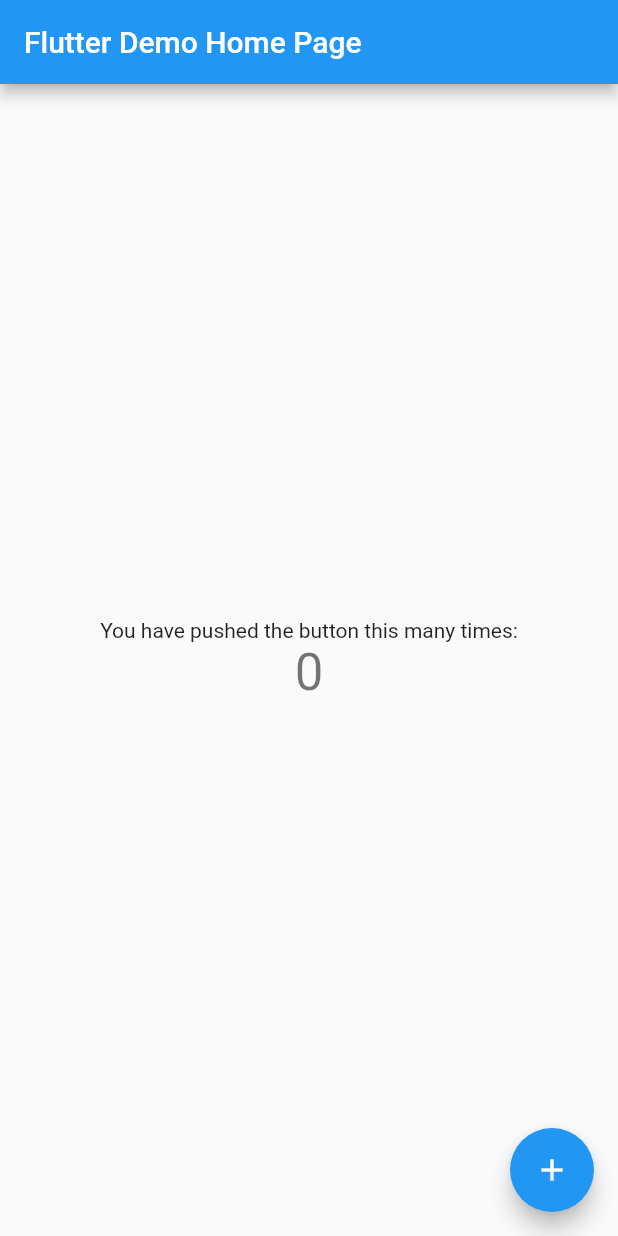
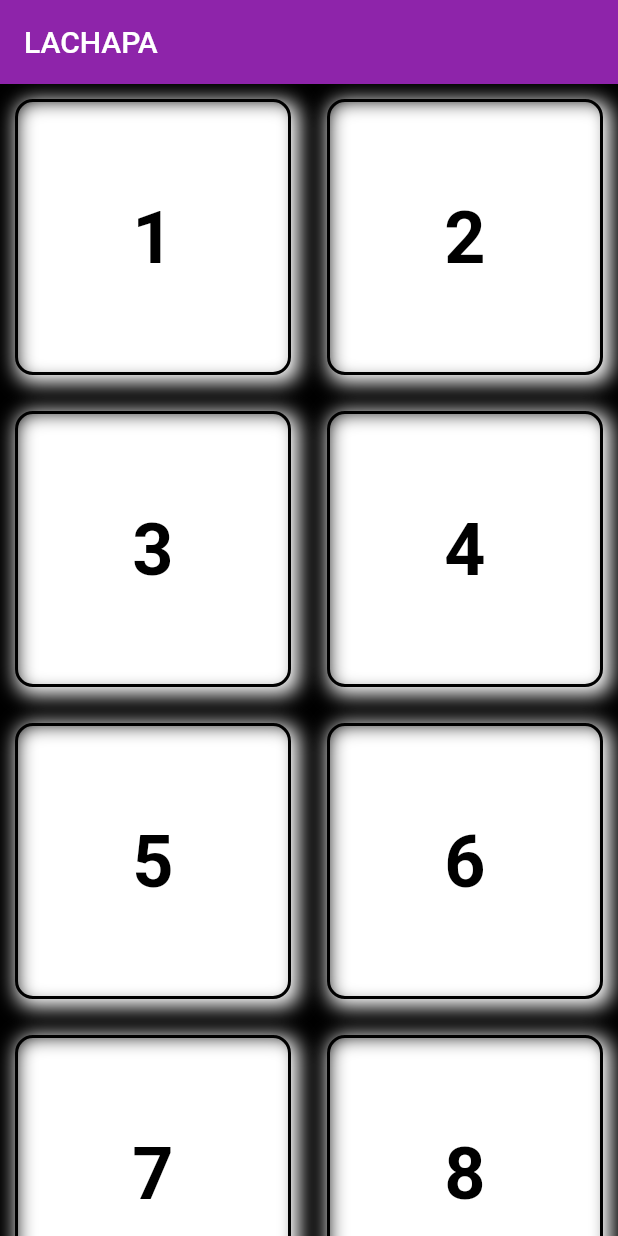
Before and after one commit to LuisHVieira/app_cafeteria, a Flutter app: the screen it shows after launch, on a phone screen of 412 x 824 dp. Run offline on Flutter 3.47's test engine with Material 2 defaults, Android fonts, the phone set to English and light mode, and no system bars.

Commit message:
homepage tables

```diff
--- a/lib/main.dart
+++ b/lib/main.dart
@@ -10,106 +10,73 @@ class MyApp extends StatelessWidget {
   // This widget is the root of your application.
   @override
   Widget build(BuildContext context) {
-    return MaterialApp(
-      title: 'Flutter Demo',
-      theme: ThemeData(
-        // This is the theme of your application.
-        //
-        // Try running your application with "flutter run". You'll see the
-        // application has a blue toolbar. Then, without quitting the app, try
-        // changing the primarySwatch below to Colors.green and then invoke
-        // "hot reload" (press "r" in the console where you ran "flutter run",
-        // or simply save your changes to "hot reload" in a Flutter IDE).
-        // Notice that the counter didn't reset back to zero; the application
-        // is not restarted.
-        primarySwatch: Colors.blue,
-      ),
-      home: const MyHomePage(title: 'Flutter Demo Home Page'),
+    return const MaterialApp(
+      title: 'LACHAPA',
+      home: LachapaHome(),
     );
   }
 }
 
-class MyHomePage extends StatefulWidget {
-  const MyHomePage({Key? key, required this.title}) : super(key: key);
-
-  // This widget is the home page of your application. It is stateful, meaning
-  // that it has a State object (defined below) that contains fields that affect
-  // how it looks.
-
-  // This class is the configuration for the state. It holds the values (in this
-  // case the title) provided by the parent (in this case the App widget) and
-  // used by the build method of the State. Fields in a Widget subclass are
-  // always marked "final".
-
-  final String title;
+class LachapaHome extends StatefulWidget {
+  const LachapaHome({Key? key}) : super(key: key);
 
   @override
-  State<MyHomePage> createState() => _MyHomePageState();
+  State<LachapaHome> createState() => _LachapaHomeState();
 }
 
-class _MyHomePageState extends State<MyHomePage> {
-  int _counter = 0;
-
-  void _incrementCounter() {
-    setState(() {
-      // This call to setState tells the Flutter framework that something has
-      // changed in this State, which causes it to rerun the build method below
-      // so that the display can reflect the updated values. If we changed
-      // _counter without calling setState(), then the build method would not be
-      // called again, and so nothing would appear to happen.
-      _counter++;
-    });
+class _LachapaHomeState extends State<LachapaHome> {
+  @override
+  Widget build(BuildContext context) {
+    return Scaffold(
+      backgroundColor: Colors.black,
+      appBar: AppBar(
+        title: const Text('LACHAPA'),
+        backgroundColor: Colors.purple.shade600,
+      ),
+      body: _buildGrid(),
+    );
   }
 
-  @override
-  Widget build(BuildContext context) {
-    // This method is rerun every time setState is called, for instance as done
-    // by the _incrementCounter method above.
-    //
-    // The Flutter framework has been optimized to make rerunning build methods
-    // fast, so that you can just rebuild anything that needs updating rather
-    // than having to individually change instances of widgets.
-    return Scaffold(
-      appBar: AppBar(
-        // Here we take the value from the MyHomePage object that was created by
-        // the App.build method, and use it to set our appbar title.
-        title: Text(widget.title),
+  Widget _buildGrid() => GridView.extent(
+      maxCrossAxisExtent: 300,
+      mainAxisSpacing: 4,
+      crossAxisSpacing: 4,
+      children: _buildGridTileList(16));
+
+  List<GestureDetector> _buildGridTileList(int count) => List.generate(
+        count,
+        (i) => GestureDetector(
+            onTap: () {
+              print('dhagda');
+            },
+            child: Container(
+              decoration: BoxDecoration(
+                color: Colors.transparent,
+                boxShadow: const [
+                  BoxShadow(
+                    color: Colors.white,
+                    offset: Offset(
+                      3.0,
+                      3.0,
                     ),
-      body: Center(
-        // Center is a layout widget. It takes a single child and positions it
-        // in the middle of the parent.
-        child: Column(
-          // Column is also a layout widget. It takes a list of children and
-          // arranges them vertically. By default, it sizes itself to fit its
-          // children horizontally, and tries to be as tall as its parent.
-          //
-          // Invoke "debug painting" (press "p" in the console, choose the
-          // "Toggle Debug Paint" action from the Flutter Inspector in Android
-          // Studio, or the "Toggle Debug Paint" command in Visual Studio Code)
-          // to see the wireframe for each widget.
-          //
-          // Column has various properties to control how it sizes itself and
-          // how it positions its children. Here we use mainAxisAlignment to
-          // center the children vertically; the main axis here is the vertical
-          // axis because Columns are vertical (the cross axis would be
-          // horizontal).
-          mainAxisAlignment: MainAxisAlignment.center,
-          children: <Widget>[
-            const Text(
-              'You have pushed the button this many times:',
-            ),
-            Text(
-              '$_counter',
-              style: Theme.of(context).textTheme.headline4,
+                    blurRadius: 10.0,
+                    spreadRadius: 2.0,
                   ),
                 ],
+                border: Border.all(
+                  color: Colors.black,
+                  width: 2,
                 ),
+                borderRadius: BorderRadius.circular(12),
               ),
-      floatingActionButton: FloatingActionButton(
-        onPressed: _incrementCounter,
-        tooltip: 'Increment',
-        child: const Icon(Icons.add),
-      ), // This trailing comma makes auto-formatting nicer for build methods.
+              padding: const EdgeInsets.all(16),
+              margin: const EdgeInsets.all(10),
+              height: 100,
+              child: Center(
+                  child: Text(
+                (i + 1).toString(),
+                style: const TextStyle(color: Colors.black, fontSize: 48, fontWeight: FontWeight.bold),
+              )),
+            )),
       );
 }
-}
```
Lines whose indentation alone changed are shown as unchanged.
